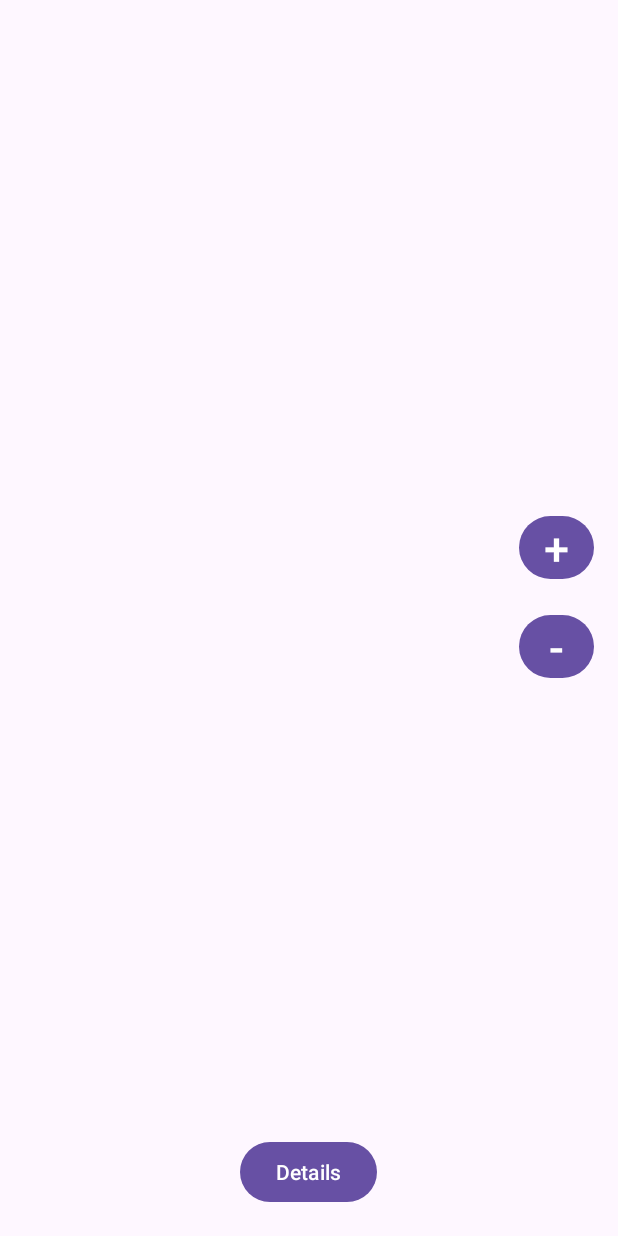
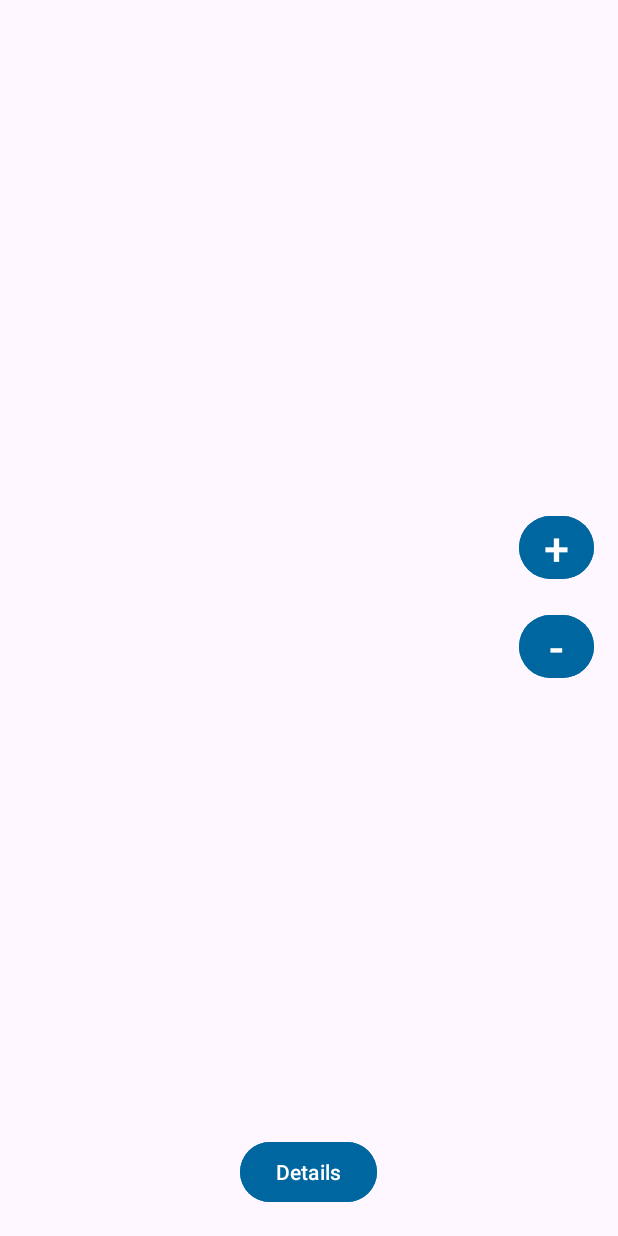
Before and after one commit to fodedoumbouya/flight_tracker, an Android app: the fragment FlightViewMapsFragment placed in its activity, on a phone screen of 412 x 824 dp. Run offline under Robolectric (Android 15) with nearby library versions, the light colour scheme and no system bars; libraries missing offline, so code that uses them is left out: com.mapbox.geojson, com.mapbox.mapboxsdk; plain views replace MapView; 7 statements that could not run were skipped.

Commit message:
Layout adjustments to match the design

```diff
--- a/app/src/main/res/layout-w600dp/activity_flight_list.xml
+++ b/app/src/main/res/layout-w600dp/activity_flight_list.xml
@@ -10,13 +10,16 @@
         android:layout_height="match_parent"
         android:id="@+id/fragment_list_container"
         android:layout_weight="1"
-        android:name="com.example.flight_tracker.pages.flights.FlightListFragment"/>
+        android:name="com.example.flight_tracker.pages.flights.FlightListFragment"
+        tools:layout="@layout/fragment_flights_list" />
 
     <androidx.fragment.app.FragmentContainerView
         android:layout_width="0dp"
         android:layout_height="match_parent"
+        android:padding="5dp"
         android:id="@+id/fragment_map_container"
         android:layout_weight="2"
-        android:name="com.example.flight_tracker.pages.maps.FlightViewMapsFragment"/>
+        android:name="com.example.flight_tracker.pages.maps.FlightViewMapsFragment"
+        tools:layout="@layout/fragment_flight_view_maps" />
 
 </LinearLayout>
--- a/app/src/main/res/layout/activity_flight_list.xml
+++ b/app/src/main/res/layout/activity_flight_list.xml
@@ -10,6 +10,7 @@
         android:layout_width="match_parent"
         android:layout_height="match_parent"
         android:id="@+id/fragment_list_container"
-        android:name="com.example.flight_tracker.pages.flights.FlightListFragment"/>
+        android:name="com.example.flight_tracker.pages.flights.FlightListFragment"
+        tools:layout="@layout/fragment_flights_list" />
 
 </androidx.constraintlayout.widget.ConstraintLayout>
--- a/app/src/main/res/layout/flight_item.xml
+++ b/app/src/main/res/layout/flight_item.xml
@@ -13,7 +13,7 @@
         android:layout_height="30dp"
         android:orientation="horizontal"
         android:layout_weight="1"
-        android:background="@color/flight_list_item_first_bar_bg"
+        android:background="@color/third"
         android:paddingHorizontal="5dp">
 
         <TextView
--- a/app/src/main/res/layout/fragment_flight_view_maps.xml
+++ b/app/src/main/res/layout/fragment_flight_view_maps.xml
@@ -33,7 +33,8 @@
                 app:layout_constraintStart_toStartOf="parent"
                 app:layout_constraintTop_toTopOf="parent"
                 app:layout_constraintVertical_bias="0.437"
-                tools:ignore="MissingConstraints" />
+                tools:ignore="MissingConstraints"
+                android:backgroundTint="@color/third" />
 
             <Button
                 android:id="@+id/zoomOutButton"
@@ -52,7 +53,8 @@
                 app:layout_constraintStart_toStartOf="parent"
                 app:layout_constraintTop_toBottomOf="@+id/zoomInButton"
                 app:layout_constraintVertical_bias="0.0"
-                tools:ignore="MissingConstraints" />
+                tools:ignore="MissingConstraints"
+                android:backgroundTint="@color/third"/>
 
 
             <Button
@@ -67,7 +69,8 @@
                 app:layout_constraintStart_toStartOf="parent"
                 app:layout_constraintTop_toTopOf="parent"
                 app:layout_constraintVertical_bias="0.976"
-                tools:ignore="MissingConstraints" />
+                tools:ignore="MissingConstraints"
+                android:backgroundTint="@color/third"/>
 
 
         </androidx.constraintlayout.widget.ConstraintLayout>
--- a/app/src/main/res/layout/fragment_flights_list.xml
+++ b/app/src/main/res/layout/fragment_flights_list.xml
@@ -3,6 +3,7 @@
     xmlns:tools="http://schemas.android.com/tools"
     android:layout_width="match_parent"
     android:layout_height="match_parent"
+    android:padding="5dp"
     xmlns:app="http://schemas.android.com/apk/res-auto"
     tools:context=".pages.flights.FlightListFragment">
 
```
Also changed, not shown: app/src/main/res/layout/fragment_flight_list.xml (deleted, +0 -41 lines), app/src/main/res/values/colors.xml (+6 -6 lines).
